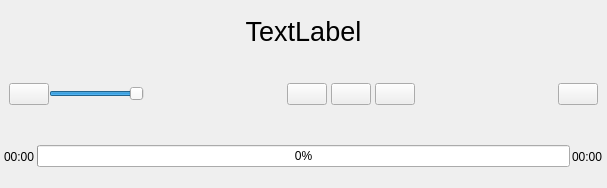
Before: the Qt Designer form audioorbitcontroller.ui in xiangCaO233/XPlayer, drawn with Qt 5.
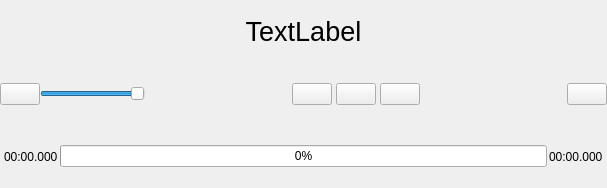
After: the same form once the commit is applied. Icons and pictures are not drawn.

Patch:
```diff
--- a/audioorbitcontroller.ui
+++ b/audioorbitcontroller.ui
@@ -47,8 +47,29 @@
    <item>
     <widget class="QWidget" name="play_control_box" native="true">
      <layout class="QHBoxLayout" name="horizontalLayout_4">
+      <property name="spacing">
+       <number>0</number>
+      </property>
+      <property name="leftMargin">
+       <number>0</number>
+      </property>
+      <property name="topMargin">
+       <number>0</number>
+      </property>
+      <property name="rightMargin">
+       <number>0</number>
+      </property>
+      <property name="bottomMargin">
+       <number>0</number>
+      </property>
       <item>
        <widget class="QWidget" name="volume_controller" native="true">
+        <property name="sizePolicy">
+         <sizepolicy hsizetype="Preferred" vsizetype="Preferred">
+          <horstretch>0</horstretch>
+          <verstretch>0</verstretch>
+         </sizepolicy>
+        </property>
         <layout class="QHBoxLayout" name="horizontalLayout_2">
          <property name="spacing">
           <number>0</number>
@@ -67,6 +88,12 @@
          </property>
          <item>
           <widget class="QPushButton" name="mute_button">
+           <property name="sizePolicy">
+            <sizepolicy hsizetype="Minimum" vsizetype="Fixed">
+             <horstretch>0</horstretch>
+             <verstretch>0</verstretch>
+            </sizepolicy>
+           </property>
            <property name="maximumSize">
             <size>
              <width>16777215</width>
@@ -90,6 +117,12 @@
          </item>
          <item>
           <widget class="QSlider" name="volume_slider">
+           <property name="sizePolicy">
+            <sizepolicy hsizetype="Expanding" vsizetype="Fixed">
+             <horstretch>0</horstretch>
+             <verstretch>0</verstretch>
+            </sizepolicy>
+           </property>
            <property name="maximumSize">
             <size>
              <width>16777215</width>
@@ -225,7 +258,7 @@
       <item>
        <widget class="QLabel" name="time_current">
         <property name="text">
-         <string>00:00</string>
+         <string>00:00.000</string>
         </property>
        </widget>
       </item>
@@ -239,7 +272,7 @@
       <item>
        <widget class="QLabel" name="time_total">
         <property name="text">
-         <string>00:00</string>
+         <string>00:00.000</string>
         </property>
        </widget>
       </item>
```
